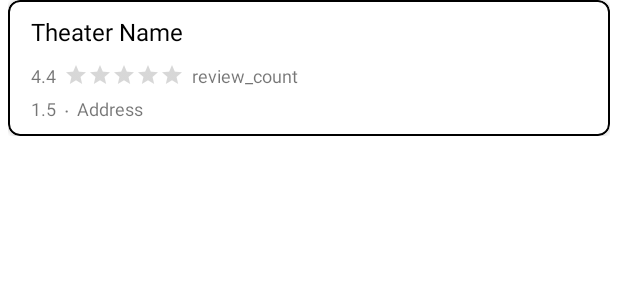
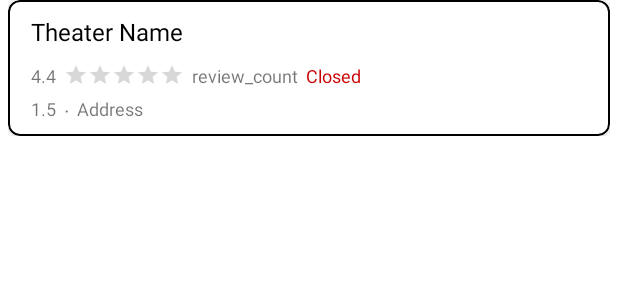
Before and after one commit to eshwaribhide/Movie-Reviewer-Android-App, an Android app: the layout theater_card.xml on its own in the app's theme, with its tools: preview values and no code run, on a phone screen of 412 x 824 dp. Shown: the top 300 px of the screen. Run offline under Robolectric (Android 15) with nearby library versions, the phone set to English and light mode, and no system bars.

Commit message:
Theater open/close status UI

```diff
--- a/app/src/main/res/layout/theater_card.xml
+++ b/app/src/main/res/layout/theater_card.xml
@@ -93,6 +93,20 @@
                     tools:layout_editor_absoluteY="41dp" />
 
                 <TextView
+                    android:id="@+id/theater_status"
+                    android:layout_width="wrap_content"
+                    android:layout_height="wrap_content"
+                    android:layout_marginStart="5dp"
+                    android:layout_marginTop="10dp"
+                    android:text="@string/theater_closed"
+                    android:textColor="@android:color/holo_red_dark"
+                    android:textSize="12sp"
+                    app:flow_verticalAlign="center"
+                    app:layout_constraintCircleRadius="1dp"
+                    app:layout_constraintStart_toEndOf="@+id/review_count"
+                    app:layout_constraintTop_toBottomOf="@+id/theater_name" />
+
+                <TextView
                     android:id="@+id/theater_distance"
                     android:layout_width="wrap_content"
                     android:layout_height="wrap_content"
--- a/app/src/main/res/values/colors.xml
+++ b/app/src/main/res/values/colors.xml
@@ -7,4 +7,6 @@
     <color name="teal_700">#FF018786</color>
     <color name="black">#FF000000</color>
     <color name="white">#FFFFFFFF</color>
+    <color name="colorRed">#F44336</color>
+    <color name="colorGreen">#1AB320</color>
 </resources>
--- a/app/src/main/res/values/strings.xml
+++ b/app/src/main/res/values/strings.xml
@@ -1,3 +1,5 @@
 <resources>
     <string name="app_name">NUMAD22Sp_MovieReviewer_TeamDEDJ</string>
+    <string name="theater_open">Open now</string>
+    <string name="theater_closed">Closed</string>
 </resources>
```
Also changed, not shown: app/src/main/java/edu/neu/madcourse/numad22sp_moviereviewer_teamdedj/theater/TheaterRecyclerViewAdapter.java (+10 -1 lines).
